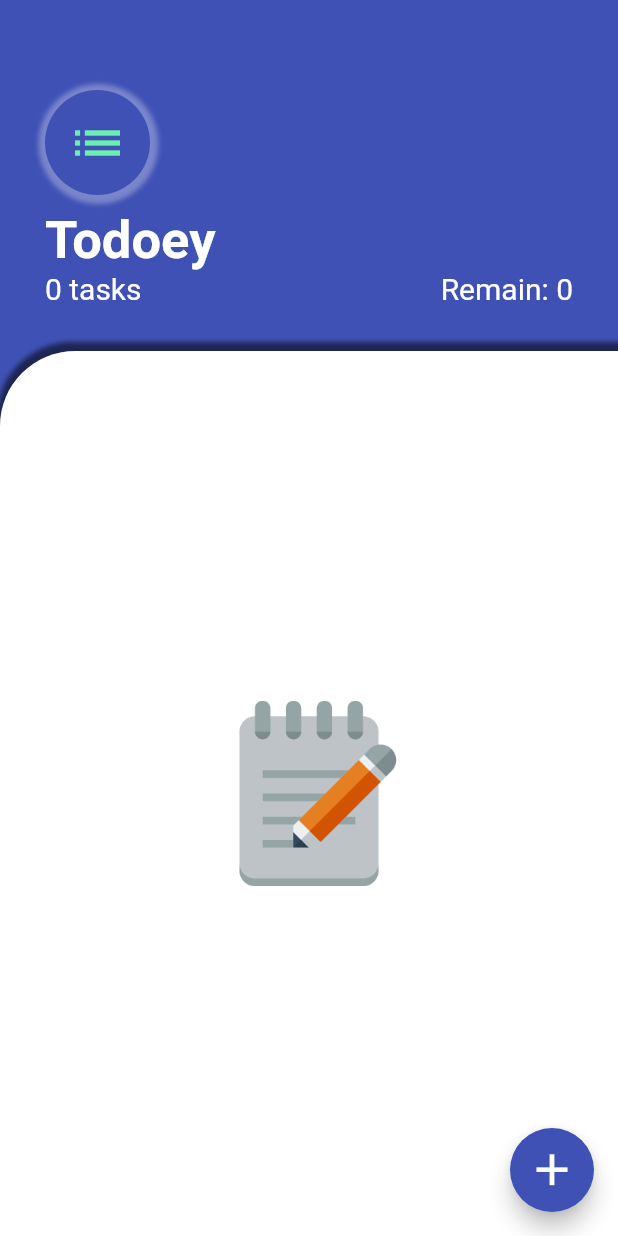
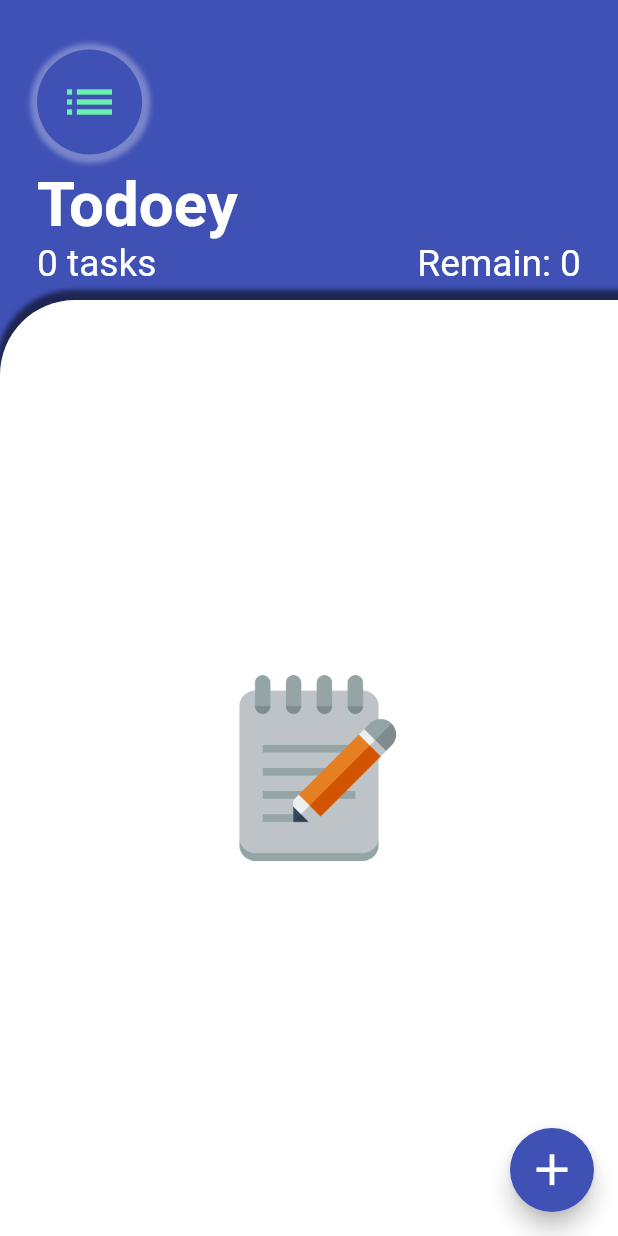
Before and after one commit to sohagmahin/flutter_todoey, a Flutter app: the screen it shows after launch, in the side drawer, after a tap on the "add" icon, on a phone screen of 412 x 824 dp. Run offline on Flutter 3.47's test engine with Material 2 defaults, Android fonts, the phone set to English and light mode, and no system bars; our stand-ins replace animated_text_kit, flutter_colorpicker, shared_preferences, sqflite; accounts and stored records are empty.

Commit message:
Used MediaQuery

```diff
--- a/lib/screen_task/splash_screen.dart
+++ b/lib/screen_task/splash_screen.dart
@@ -9,10 +9,24 @@ class SplashScreen extends StatefulWidget {
   _SplashScreenState createState() => _SplashScreenState();
 }
 
-class _SplashScreenState extends State<SplashScreen> {
+class _SplashScreenState extends State<SplashScreen>
+    with SingleTickerProviderStateMixin {
+  AnimationController controller;
+  Animation animation;
   @override
   void initState() {
     super.initState();
+
+    controller =
+        AnimationController(vsync: this, duration: Duration(seconds: 1));
+    animation = CurvedAnimation(parent: controller, curve: Curves.decelerate);
+
+    controller.forward();
+
+    controller.addListener(() {
+      setState(() {});
+    });
+
     Timer(Duration(seconds: 2), () {
       Navigator.of(context).pushReplacement(
           MaterialPageRoute(builder: (context) => TaskScreen()));
@@ -22,6 +36,7 @@ class _SplashScreenState extends State<SplashScreen> {
   @override
   void dispose() {
     super.dispose();
+    controller.dispose();
   }
 
   @override
@@ -33,7 +48,7 @@ class _SplashScreenState extends State<SplashScreen> {
         children: <Widget>[
           Center(
             child: Container(
-              height: 200,
+              height: animation.value*150,
               child: Image(
                 image: AssetImage('assets/images/todo_icon.png'),
                 fit: BoxFit.cover,
@@ -49,7 +64,7 @@ class _SplashScreenState extends State<SplashScreen> {
             speed: Duration(milliseconds: 100),
             isRepeatingAnimation: false,
             textStyle: TextStyle(
-              fontFamily: 'OdibeeSans',
+                fontFamily: 'OdibeeSans',
                 fontSize: 50.0,
                 color: Colors.limeAccent),
           )),
--- a/lib/screen_task/task_screen.dart
+++ b/lib/screen_task/task_screen.dart
@@ -9,6 +9,9 @@ import '../widgets/app_drawer.dart';
 class TaskScreen extends StatelessWidget {
   @override
   Widget build(BuildContext context) {
+    Size size = MediaQuery.of(context).size;
+    double originalHeight = size.height;
+    double originalWidth = size.width;
     return WillPopScope(
       onWillPop: () => exitDialog(context),
       child: Scaffold(
@@ -27,12 +30,15 @@ class TaskScreen extends StatelessWidget {
             builder: (context) => AddTask(),
           ),
         ),
-        body: Column(
+        body: SafeArea(
+          child: Column(
             crossAxisAlignment: CrossAxisAlignment.start,
             children: <Widget>[
               Container(
                 padding: EdgeInsets.only(
-                  top: 60.0, left: 30.0, right: 30.0, bottom: 20.0),
+                    top: originalHeight * 0.04,
+                    left: originalWidth * 0.06,
+                    right: originalWidth * 0.06),
                 child: Column(
                   crossAxisAlignment: CrossAxisAlignment.start,
                   children: <Widget>[
@@ -43,7 +49,7 @@ class TaskScreen extends StatelessWidget {
                     Text(
                       'Todoey',
                       style: TextStyle(
-                        fontSize: 35.0,
+                          fontSize: originalHeight * 0.050,
                           color: Colors.white,
                           fontWeight: FontWeight.w700),
                     ),
@@ -53,14 +59,14 @@ class TaskScreen extends StatelessWidget {
                         Text(
                           '${Provider.of<TaskProvider>(context).taskCount} tasks',
                           style: TextStyle(
-                          fontSize: 20.0,
+                            fontSize: originalHeight * 0.03,
                             color: Colors.white,
                           ),
                         ),
                         Text(
                           'Remain: ${Provider.of<TaskProvider>(context).remainCount}',
                           style: TextStyle(
-                          fontSize: 20.0,
+                            fontSize: originalHeight * 0.03,
                             color: Colors.white,
                           ),
                         ),
@@ -78,8 +84,10 @@ class TaskScreen extends StatelessWidget {
             ],
           ),
         ),
+      ),
     );
   }
+
   Future<bool> exitDialog(BuildContext context) {
     return showDialog(
       context: context,
```
Also changed, not shown: lib/screen_task/addtask_screen.dart (+19 -5 lines). Lines whose indentation alone changed are shown as unchanged.
